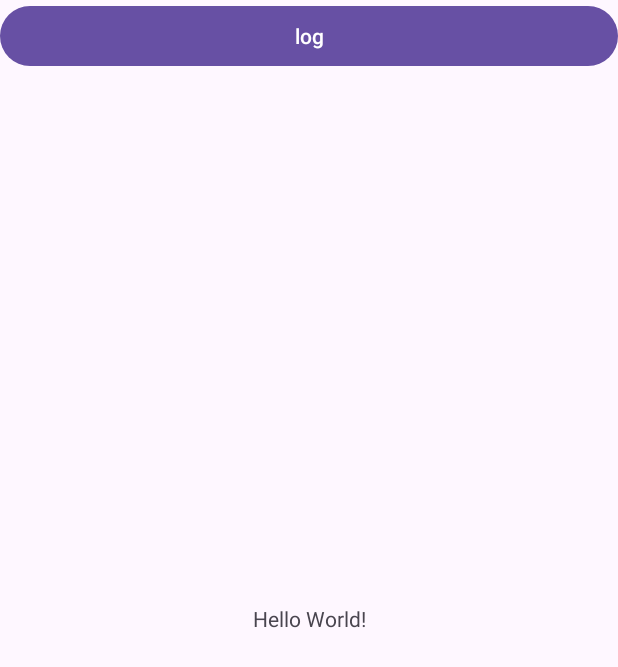
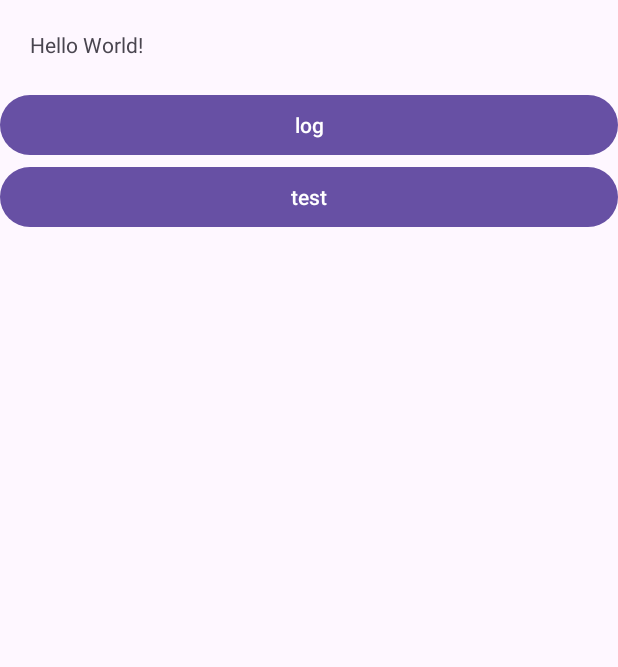
Before and after one commit to zzyyppqq/MarsXlogLearn, an Android app: the screen it shows after launch (MainActivity), on a phone screen of 412 x 824 dp. Shown: the top 667 px of the screen. Run offline under Robolectric (Android 15) with nearby library versions, the phone set to English and light mode, and no system bars; 7 statements that could not run were skipped.

Commit message:
日志分类

```diff
--- a/app/build.gradle
+++ b/app/build.gradle
@@ -4,11 +4,11 @@ plugins {
 }
 
 android {
-    namespace 'com.zyp.xlog'
+    namespace 'com.zyp.xlog.learn'
     compileSdk 34
 
     defaultConfig {
-        applicationId "com.zyp.xlog"
+        applicationId "com.zyp.xlog.learn"
         minSdk 21
         targetSdk 34
         versionCode 1
--- a/app/src/main/AndroidManifest.xml
+++ b/app/src/main/AndroidManifest.xml
@@ -3,6 +3,7 @@
     xmlns:tools="http://schemas.android.com/tools">
 
     <application
+        android:name=".App"
         android:allowBackup="true"
         android:dataExtractionRules="@xml/data_extraction_rules"
         android:fullBackupContent="@xml/backup_rules"
--- /dev/null
+++ b/app/src/main/java/com/zyp/xlog/learn/App.kt
@@ -0,0 +1,10 @@
+package com.zyp.xlog.learn
+
+import android.app.Application
+
+class App : Application() {
+    override fun onCreate() {
+        super.onCreate()
+        LogHelper.init()
+    }
+}
--- /dev/null
+++ b/app/src/main/java/com/zyp/xlog/learn/LogHelper.kt
@@ -0,0 +1,58 @@
+package com.zyp.xlog.learn
+
+import android.os.Environment
+import com.tencent.mars.xlog.Log
+import com.tencent.mars.xlog.Xlog
+
+
+object LogHelper {
+
+    private var debugLog: Log.LogInstance? = null
+    private var traceLog: Log.LogInstance? = null
+    private var errorLog: Log.LogInstance? = null
+
+    fun init() {
+        xlogInit()
+    }
+
+    /**
+     * 使用 appenderOpen 初始化全局日志系统时，您需要指定日志级别、写入模式（同步或异步）、缓存目录、日志目录和文件名前缀等参数。
+     * 在Android中，初始化后还需调用 Log.setLogImp(new Xlog()) 来将日志实现设置为Xlog。
+     *
+     * 使用 openLogInstance 创建新实例时，同样可以为其配置独立的参数（如不同的日志级别和文件路径），从而实现日志的分离。
+     */
+    fun xlogInit() {
+        val logPath = Environment.getExternalStorageDirectory().path + "/MarsXlogLearn/xlog"
+        val xlog = Xlog()
+        Log.setLogImp(xlog)
+        Log.setConsoleLogOpen(true)
+        // appenderOpen (全局初始化)
+        Log.appenderOpen(Xlog.LEVEL_DEBUG, Xlog.AppednerModeAsync, "", logPath, "LOGSAMPLE", 0)
+        // openLogInstance (多实例)
+        debugLog = Log.openLogInstance(Xlog.LEVEL_DEBUG, Xlog.AppednerModeAsync, "", logPath, "debug", 0)
+        traceLog = Log.openLogInstance(Xlog.LEVEL_DEBUG, Xlog.AppednerModeAsync, "", logPath, "trace", 0)
+        errorLog = Log.openLogInstance(Xlog.LEVEL_DEBUG, Xlog.AppednerModeAsync, "", logPath, "error", 0)
+    }
+
+    fun log(msg: String) {
+        Log.d("app", msg)
+    }
+
+    fun debugLog(msg: String) {
+        debugLog?.d("debug_log", msg)
+    }
+
+    fun traceLog(msg: String) {
+        traceLog?.i("debug_log", msg)
+    }
+
+    fun errorLog(msg: String) {
+        errorLog?.e("debug_log", msg)
+    }
+
+    fun close() {
+        Log.closeLogInstance("debug")
+        Log.closeLogInstance("trace")
+        Log.closeLogInstance("error")
+    }
+}
--- a/app/src/main/java/com/zyp/xlog/MainActivity.kt
+++ b/app/src/main/java/com/zyp/xlog/learn/MainActivity.kt
@@ -1,7 +1,6 @@
-package com.zyp.xlog
+package com.zyp.xlog.learn
 
 import android.os.Bundle
-import android.os.Environment
 import android.widget.Button
 import android.widget.TextView
 import androidx.activity.enableEdgeToEdge
@@ -9,7 +8,9 @@ import androidx.appcompat.app.AppCompatActivity
 import androidx.core.view.ViewCompat
 import androidx.core.view.WindowInsetsCompat
 import com.tencent.mars.xlog.Log
-import com.tencent.mars.xlog.Xlog
+import com.zyp.xlog.learn.R
+import com.zyp.xlog.XLogSample
+
 
 class MainActivity : AppCompatActivity() {
 
@@ -25,23 +26,21 @@ class MainActivity : AppCompatActivity() {
             insets
         }
 
-        val tv = findViewById(R.id.sample_text) as TextView
-        tv.setText(xlogSample.stringFromJNI())
+        val tv = findViewById<TextView>(R.id.sample_text)
+        tv.text = xlogSample.stringFromJNI()
 
-        xlogInit()
+
 
         findViewById<Button>(R.id.btn_log).setOnClickListener {
-            Log.i("ZYP", "test")
+            for (i in 0..1000) {
+                Log.i("ZYP", "mar xlog test: $i")
+            }
+        }
+
+        findViewById<Button>(R.id.btn_test).setOnClickListener {
+            xlogSample.stringFromJNI()
         }
     }
 
-    private fun xlogInit() {
-        val logPath = Environment.getExternalStorageDirectory().path + "/MarsXlogLearn/xlog"
-        val xlog = Xlog()
-        Log.setLogImp(xlog)
-        Log.setConsoleLogOpen(true)
-        Log.appenderOpen(
-            Xlog.LEVEL_DEBUG, Xlog.AppednerModeAsync, "", logPath, "LOGSAMPLE", 0
-        )
-    }
+
 }
--- a/app/src/main/res/layout/activity_main.xml
+++ b/app/src/main/res/layout/activity_main.xml
@@ -1,26 +1,30 @@
 <?xml version="1.0" encoding="utf-8"?>
-<androidx.constraintlayout.widget.ConstraintLayout xmlns:android="http://schemas.android.com/apk/res/android"
+<LinearLayout xmlns:android="http://schemas.android.com/apk/res/android"
     xmlns:app="http://schemas.android.com/apk/res-auto"
     xmlns:tools="http://schemas.android.com/tools"
     android:id="@+id/main"
     android:layout_width="match_parent"
     android:layout_height="match_parent"
+    android:orientation="vertical"
     tools:context=".MainActivity">
 
     <TextView
         android:id="@+id/sample_text"
         android:layout_width="wrap_content"
         android:layout_height="wrap_content"
-        android:text="Hello World!"
-        app:layout_constraintBottom_toBottomOf="parent"
-        app:layout_constraintEnd_toEndOf="parent"
-        app:layout_constraintStart_toStartOf="parent"
-        app:layout_constraintTop_toTopOf="parent" />
+        android:padding="20dp"
+        android:text="Hello World!" />
 
     <Button
         android:id="@+id/btn_log"
         android:layout_width="match_parent"
         android:layout_height="wrap_content"
-        android:text="log"/>
+        android:text="log" />
 
-</androidx.constraintlayout.widget.ConstraintLayout>
+    <Button
+        android:id="@+id/btn_test"
+        android:layout_width="match_parent"
+        android:layout_height="wrap_content"
+        android:text="test" />
+
+</LinearLayout>
--- a/xlog/build.gradle
+++ b/xlog/build.gradle
@@ -7,6 +7,7 @@ android {
     namespace 'com.zyp.xlog'
     compileSdk 34
     ndkVersion '21.1.6352462'
+//    ndkVersion '26.1.10909125'
     defaultConfig {
         minSdk 21
 
@@ -21,6 +22,7 @@ android {
         ndk {
             abiFilters 'armeabi-v7a', 'arm64-v8a'
         }
+
     }
 
     buildTypes {
--- a/xlog/src/main/java/com/tencent/mars/xlog/Xlog.java
+++ b/xlog/src/main/java/com/tencent/mars/xlog/Xlog.java
@@ -113,7 +113,7 @@ public class Xlog implements Log.LogImp {
 		logConfig.logdir = logDir;
 		logConfig.nameprefix = nameprefix;
 		logConfig.compressmode = ZLIB_MODE;
-		logConfig.pubkey = "";
+		logConfig.pubkey = ""; // 传入空字符串，关闭加密
 		logConfig.cachedir = cacheDir;
 		logConfig.cachedays = cacheDays;
 
--- /dev/null
+++ b/xlog/src/main/res/layout/activity_main.xml
@@ -0,0 +1,6 @@
+<?xml version="1.0" encoding="utf-8"?>
+<androidx.constraintlayout.widget.ConstraintLayout xmlns:android="http://schemas.android.com/apk/res/android"
+    android:layout_width="match_parent"
+    android:layout_height="match_parent">
+
+</androidx.constraintlayout.widget.ConstraintLayout>
```
